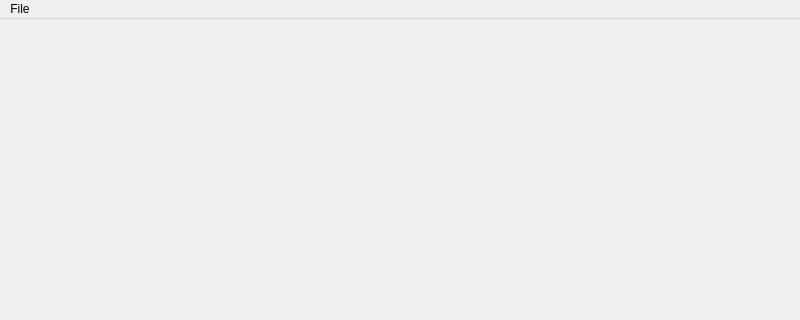
Above: resources/ui/window/mainwindow.ui from jdoubleu/certman before the change; both pictures show x 0 to 800 and y 0 to 320 of the 800 by 600 pixel window. Below: the same form after it.
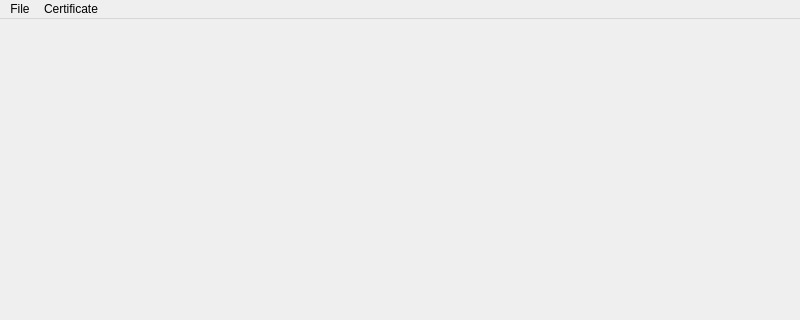
That is the form after the change.

Commit message:
Add certificates menu with details action
Connect these action to a selected certificate.

What changed in the file:
```diff
--- a/resources/ui/window/mainwindow.ui
+++ b/resources/ui/window/mainwindow.ui
@@ -50,7 +50,14 @@
     </property>
     <addaction name="action_Import"/>
    </widget>
+   <widget class="QMenu" name="menuEdit">
+    <property name="title">
+     <string>Certificate</string>
+    </property>
+    <addaction name="actionDetails"/>
+   </widget>
    <addaction name="menuFile"/>
+   <addaction name="menuEdit"/>
   </widget>
   <action name="action_Import">
    <property name="text">
```
Left out of the diff: 8 changed lines with no effect on the pictures. The commit also changes 2 other files.
